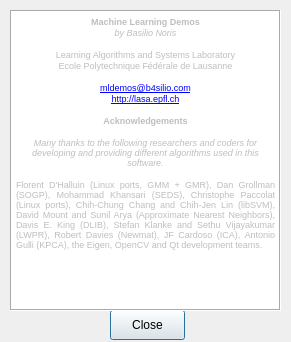
Old version of the form MLDemos/aboutDialog.ui in the repository b4silio/MLDemos.
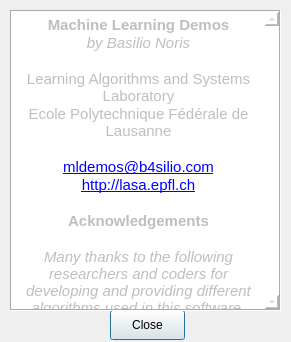
New version of the form.

Commit message: - Introduced SVG export, which has some issues with dynamical systems (too many paths are created, should find a way to join them). - Split the algorithm drawing functions into canvas-related and painter-related functions, there are now a Draw() function and corresponding DrawInfo(), DrawModel(), DrawConfidence(). - Unified the ui tools for different systems (at startup, the fonts are resized, which will solve most of the ugly problems). - Added menus to toggle size and text on the toolbar icons. - Fixed the clearing problems from drawTimer.

```diff
--- a/MLDemos/aboutDialog.ui
+++ b/MLDemos/aboutDialog.ui
@@ -86,21 +86,21 @@
     <string>&lt;!DOCTYPE HTML PUBLIC &quot;-//W3C//DTD HTML 4.0//EN&quot; &quot;http://www.w3.org/TR/REC-html40/strict.dtd&quot;&gt;
 &lt;html&gt;&lt;head&gt;&lt;meta name=&quot;qrichtext&quot; content=&quot;1&quot; /&gt;&lt;style type=&quot;text/css&quot;&gt;
 p, li { white-space: pre-wrap; }
-&lt;/style&gt;&lt;/head&gt;&lt;body style=&quot; font-family:'MS Shell Dlg 2'; font-size:8.25pt; font-weight:400; font-style:normal;&quot;&gt;
-&lt;p align=&quot;center&quot; style=&quot; margin-top:0px; margin-bottom:0px; margin-left:0px; margin-right:0px; -qt-block-indent:0; text-indent:0px;&quot;&gt;&lt;span style=&quot; font-size:7pt; font-weight:600;&quot;&gt;Machine Learning Demos&lt;/span&gt;&lt;/p&gt;
-&lt;p align=&quot;center&quot; style=&quot; margin-top:0px; margin-bottom:0px; margin-left:0px; margin-right:0px; -qt-block-indent:0; text-indent:0px;&quot;&gt;&lt;span style=&quot; font-size:7pt; font-style:italic;&quot;&gt;by Basilio Noris&lt;/span&gt;&lt;/p&gt;
-&lt;p style=&quot;-qt-paragraph-type:empty; margin-top:0px; margin-bottom:0px; margin-left:0px; margin-right:0px; -qt-block-indent:0; text-indent:0px; font-size:7pt; font-style:italic; text-decoration: underline;&quot;&gt;&lt;/p&gt;
-&lt;p align=&quot;center&quot; style=&quot; margin-top:0px; margin-bottom:0px; margin-left:0px; margin-right:0px; -qt-block-indent:0; text-indent:0px;&quot;&gt;&lt;span style=&quot; font-size:7pt;&quot;&gt;Learning Algorithms and Systems Laboratory&lt;/span&gt;&lt;/p&gt;
-&lt;p align=&quot;center&quot; style=&quot; margin-top:0px; margin-bottom:0px; margin-left:0px; margin-right:0px; -qt-block-indent:0; text-indent:0px;&quot;&gt;&lt;span style=&quot; font-size:7pt;&quot;&gt;Ecole Polytechnique Fédérale de Lausanne&lt;/span&gt;&lt;/p&gt;
-&lt;p align=&quot;center&quot; style=&quot; margin-top:0px; margin-bottom:0px; margin-left:0px; margin-right:0px; -qt-block-indent:0; text-indent:0px;&quot;&gt;&lt;span style=&quot; font-size:7pt;&quot;&gt;	&lt;/span&gt;&lt;/p&gt;
-&lt;p align=&quot;center&quot; style=&quot; margin-top:0px; margin-bottom:0px; margin-left:0px; margin-right:0px; -qt-block-indent:0; text-indent:0px;&quot;&gt;&lt;a href=&quot;mailto://mldemos@b4silio.com&quot;&gt;&lt;span style=&quot; font-size:7pt; text-decoration: underline; color:#0000ff;&quot;&gt;mldemos@b4silio.com&lt;/span&gt;&lt;/a&gt;&lt;/p&gt;
-&lt;p align=&quot;center&quot; style=&quot; margin-top:0px; margin-bottom:0px; margin-left:0px; margin-right:0px; -qt-block-indent:0; text-indent:0px;&quot;&gt;&lt;a href=&quot;http://lasa.epfl.ch&quot;&gt;&lt;span style=&quot; font-size:7pt; text-decoration: underline; color:#0000ff;&quot;&gt;http://lasa.epfl.ch&lt;/span&gt;&lt;/a&gt;&lt;/p&gt;
-&lt;p style=&quot;-qt-paragraph-type:empty; margin-top:0px; margin-bottom:0px; margin-left:0px; margin-right:0px; -qt-block-indent:0; text-indent:0px; font-size:7pt;&quot;&gt;&lt;/p&gt;
-&lt;p align=&quot;center&quot; style=&quot; margin-top:0px; margin-bottom:0px; margin-left:0px; margin-right:0px; -qt-block-indent:0; text-indent:0px;&quot;&gt;&lt;span style=&quot; font-size:7pt; font-weight:600;&quot;&gt;Acknowledgements&lt;/span&gt;&lt;/p&gt;
-&lt;p align=&quot;center&quot; style=&quot;-qt-paragraph-type:empty; margin-top:0px; margin-bottom:0px; margin-left:0px; margin-right:0px; -qt-block-indent:0; text-indent:0px; font-size:7pt; font-weight:600;&quot;&gt;&lt;/p&gt;
-&lt;p align=&quot;center&quot; style=&quot; margin-top:0px; margin-bottom:0px; margin-left:0px; margin-right:0px; -qt-block-indent:0; text-indent:0px;&quot;&gt;&lt;span style=&quot; font-size:7pt; font-style:italic;&quot;&gt;Many thanks to the following researchers and coders for developing and providing different algorithms used in this software.&lt;/span&gt;&lt;/p&gt;
-&lt;p align=&quot;center&quot; style=&quot;-qt-paragraph-type:empty; margin-top:0px; margin-bottom:0px; margin-left:0px; margin-right:0px; -qt-block-indent:0; text-indent:0px; font-size:7pt; font-style:italic;&quot;&gt;&lt;/p&gt;
-&lt;p align=&quot;justify&quot; style=&quot; margin-top:0px; margin-bottom:0px; margin-left:0px; margin-right:0px; -qt-block-indent:0; text-indent:0px;&quot;&gt;&lt;span style=&quot; font-size:7pt;&quot;&gt;Florent D'Halluin (Linux ports, GMM + GMR), Dan Grollman (SOGP), Mohammad Khansari (SEDS), Christophe Paccolat (Linux ports), Chih-Chung Chang and Chih-Jen Lin (libSVM), David Mount and Sunil Arya (Approximate Nearest Neighbors), Davis E. King (DLIB), Stefan Klanke and Sethu Vijayakumar (LWPR), Robert Davies (Newmat), JF Cardoso (ICA), Antonio Gulli (KPCA), the Eigen, OpenCV and Qt development teams.&lt;/span&gt;&lt;/p&gt;&lt;/body&gt;&lt;/html&gt;</string>
+&lt;/style&gt;&lt;/head&gt;&lt;body style=&quot; font-family:'Lucida Grande'; font-size:13pt; font-weight:400; font-style:normal;&quot;&gt;
+&lt;p align=&quot;center&quot; style=&quot; margin-top:0px; margin-bottom:0px; margin-left:0px; margin-right:0px; -qt-block-indent:0; text-indent:0px;&quot;&gt;&lt;span style=&quot; font-family:'MS Shell Dlg 2'; font-size:11pt; font-weight:600;&quot;&gt;Machine Learning Demos&lt;/span&gt;&lt;/p&gt;
+&lt;p align=&quot;center&quot; style=&quot; margin-top:0px; margin-bottom:0px; margin-left:0px; margin-right:0px; -qt-block-indent:0; text-indent:0px;&quot;&gt;&lt;span style=&quot; font-family:'MS Shell Dlg 2'; font-size:11pt; font-style:italic;&quot;&gt;by Basilio Noris&lt;/span&gt;&lt;/p&gt;
+&lt;p style=&quot;-qt-paragraph-type:empty; margin-top:0px; margin-bottom:0px; margin-left:0px; margin-right:0px; -qt-block-indent:0; text-indent:0px; font-family:'MS Shell Dlg 2'; font-size:11pt; font-style:italic; text-decoration: underline;&quot;&gt;&lt;/p&gt;
+&lt;p align=&quot;center&quot; style=&quot; margin-top:0px; margin-bottom:0px; margin-left:0px; margin-right:0px; -qt-block-indent:0; text-indent:0px;&quot;&gt;&lt;span style=&quot; font-family:'MS Shell Dlg 2'; font-size:11pt;&quot;&gt;Learning Algorithms and Systems Laboratory&lt;/span&gt;&lt;/p&gt;
+&lt;p align=&quot;center&quot; style=&quot; margin-top:0px; margin-bottom:0px; margin-left:0px; margin-right:0px; -qt-block-indent:0; text-indent:0px;&quot;&gt;&lt;span style=&quot; font-family:'MS Shell Dlg 2'; font-size:11pt;&quot;&gt;Ecole Polytechnique Fédérale de Lausanne&lt;/span&gt;&lt;/p&gt;
+&lt;p align=&quot;center&quot; style=&quot; margin-top:0px; margin-bottom:0px; margin-left:0px; margin-right:0px; -qt-block-indent:0; text-indent:0px;&quot;&gt;&lt;span style=&quot; font-family:'MS Shell Dlg 2'; font-size:11pt;&quot;&gt;	&lt;/span&gt;&lt;/p&gt;
+&lt;p align=&quot;center&quot; style=&quot; margin-top:0px; margin-bottom:0px; margin-left:0px; margin-right:0px; -qt-block-indent:0; text-indent:0px;&quot;&gt;&lt;a href=&quot;mailto://mldemos@b4silio.com&quot;&gt;&lt;span style=&quot; font-family:'MS Shell Dlg 2'; font-size:11pt; text-decoration: underline; color:#0000ff;&quot;&gt;mldemos@b4silio.com&lt;/span&gt;&lt;/a&gt;&lt;/p&gt;
+&lt;p align=&quot;center&quot; style=&quot; margin-top:0px; margin-bottom:0px; margin-left:0px; margin-right:0px; -qt-block-indent:0; text-indent:0px;&quot;&gt;&lt;a href=&quot;http://lasa.epfl.ch&quot;&gt;&lt;span style=&quot; font-family:'MS Shell Dlg 2'; font-size:11pt; text-decoration: underline; color:#0000ff;&quot;&gt;http://lasa.epfl.ch&lt;/span&gt;&lt;/a&gt;&lt;/p&gt;
+&lt;p style=&quot;-qt-paragraph-type:empty; margin-top:0px; margin-bottom:0px; margin-left:0px; margin-right:0px; -qt-block-indent:0; text-indent:0px; font-family:'MS Shell Dlg 2'; font-size:11pt;&quot;&gt;&lt;/p&gt;
+&lt;p align=&quot;center&quot; style=&quot; margin-top:0px; margin-bottom:0px; margin-left:0px; margin-right:0px; -qt-block-indent:0; text-indent:0px;&quot;&gt;&lt;span style=&quot; font-family:'MS Shell Dlg 2'; font-size:11pt; font-weight:600;&quot;&gt;Acknowledgements&lt;/span&gt;&lt;/p&gt;
+&lt;p align=&quot;center&quot; style=&quot;-qt-paragraph-type:empty; margin-top:0px; margin-bottom:0px; margin-left:0px; margin-right:0px; -qt-block-indent:0; text-indent:0px; font-family:'MS Shell Dlg 2'; font-size:11pt; font-weight:600;&quot;&gt;&lt;/p&gt;
+&lt;p align=&quot;center&quot; style=&quot; margin-top:0px; margin-bottom:0px; margin-left:0px; margin-right:0px; -qt-block-indent:0; text-indent:0px;&quot;&gt;&lt;span style=&quot; font-family:'MS Shell Dlg 2'; font-size:11pt; font-style:italic;&quot;&gt;Many thanks to the following researchers and coders for developing and providing different algorithms used in this software.&lt;/span&gt;&lt;/p&gt;
+&lt;p align=&quot;center&quot; style=&quot;-qt-paragraph-type:empty; margin-top:0px; margin-bottom:0px; margin-left:0px; margin-right:0px; -qt-block-indent:0; text-indent:0px; font-family:'MS Shell Dlg 2'; font-size:11pt; font-style:italic;&quot;&gt;&lt;/p&gt;
+&lt;p align=&quot;justify&quot; style=&quot; margin-top:0px; margin-bottom:0px; margin-left:0px; margin-right:0px; -qt-block-indent:0; text-indent:0px;&quot;&gt;&lt;span style=&quot; font-family:'MS Shell Dlg 2'; font-size:11pt;&quot;&gt;Florent D'Halluin (Linux ports, GMM + GMR), Dan Grollman (SOGP), Mohammad Khansari (SEDS), Christophe Paccolat (Linux ports), Chih-Chung Chang and Chih-Jen Lin (libSVM), Yummigum (icons), David Mount and Sunil Arya (Approximate Nearest Neighbors), Davis E. King (DLIB), Stefan Klanke and Sethu Vijayakumar (LWPR), Robert Davies (Newmat), JF Cardoso (ICA), Antonio Gulli (KPCA), the Eigen, OpenCV and Qt development teams.&lt;/span&gt;&lt;/p&gt;&lt;/body&gt;&lt;/html&gt;</string>
    </property>
   </widget>
  </widget>
```
The commit also changes 83 other files.
